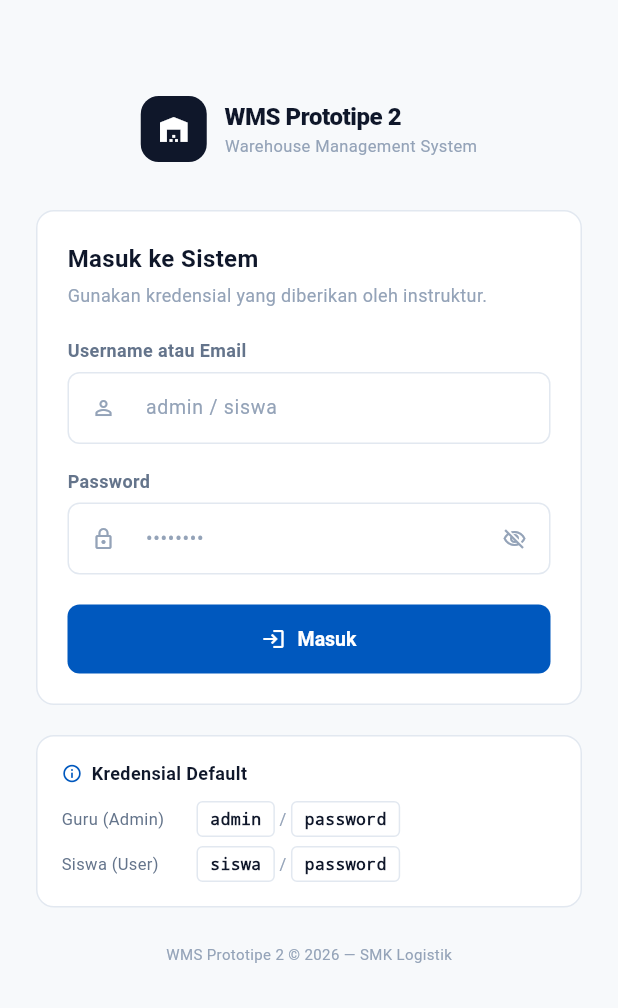
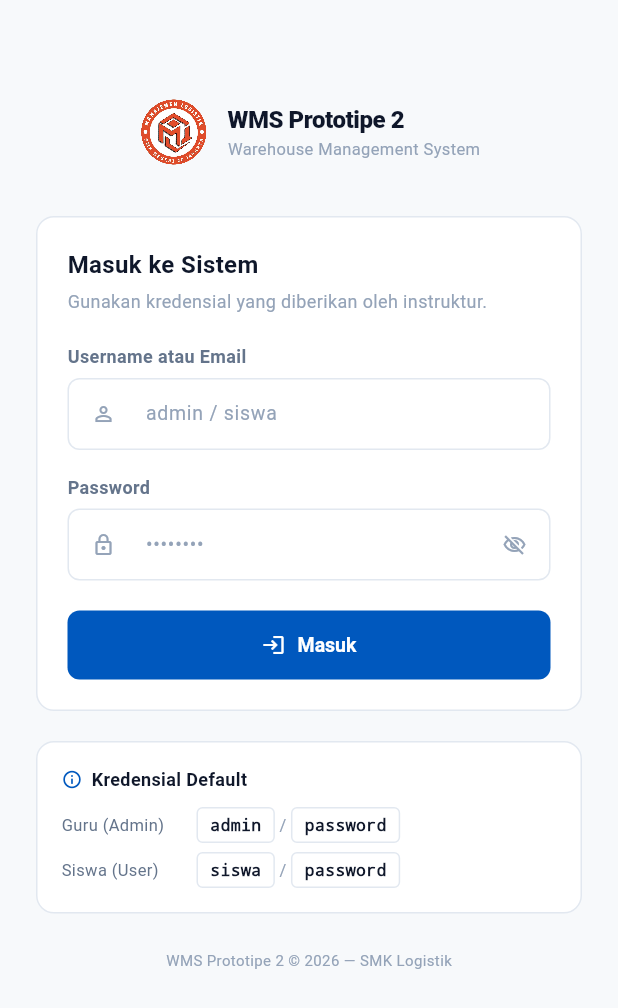
Before and after one commit to KarelKrnlius/wms_flutter, a Flutter app: the screen it shows after launch, on a phone screen of 412 x 824 dp. Shown: the top 1008 px of the screen. Run offline on Flutter 3.47's test engine with Material 3 defaults, Android fonts, the phone set to English and light mode, and no system bars; our stand-ins replace file_picker, fl_chart, shared_preferences.

Commit message:
Fix : add logo for this project

```diff
--- a/lib/screens/auth/login_screen.dart
+++ b/lib/screens/auth/login_screen.dart
@@ -4,6 +4,7 @@ import '../../services/api_service.dart';
 import '../../services/auth_service.dart';
 import '../../main_scaffold.dart';
 import '../../widgets/common_widgets.dart';
+import '../../widgets/wms_logo.dart';
 import 'student_identity_dialog.dart';
 
 /// LoginScreen - Halaman login WMS Flutter
@@ -99,19 +100,7 @@ class _LoginScreenState extends State<LoginScreen> {
                 Row(
                   mainAxisAlignment: MainAxisAlignment.center,
                   children: [
-                    Container(
-                      width: 44,
-                      height: 44,
-                      decoration: BoxDecoration(
-                        color: AppColors.dark,
-                        borderRadius: BorderRadius.circular(12),
-                      ),
-                      child: const Icon(
-                        Icons.warehouse,
-                        color: Colors.white,
-                        size: 22,
-                      ),
-                    ),
+                    const WmsLogo(size: 48),
                     const SizedBox(width: 12),
                     const Column(
                       crossAxisAlignment: CrossAxisAlignment.start,
@@ -383,19 +372,7 @@ class _DesktopLoginHero extends StatelessWidget {
               crossAxisAlignment: CrossAxisAlignment.start,
               mainAxisAlignment: MainAxisAlignment.center,
               children: [
-                Container(
-                  width: 64,
-                  height: 64,
-                  decoration: BoxDecoration(
-                    color: AppColors.primary,
-                    borderRadius: BorderRadius.circular(18),
-                  ),
-                  child: const Icon(
-                    Icons.warehouse,
-                    size: 32,
-                    color: Colors.white,
-                  ),
-                ),
+                const WmsLogo(size: 84),
                 const SizedBox(height: 32),
                 const Text(
                   'Warehouse Management\nSystem',
--- /dev/null
+++ b/lib/widgets/wms_logo.dart
@@ -0,0 +1,18 @@
+import 'package:flutter/material.dart';
+
+class WmsLogo extends StatelessWidget {
+  const WmsLogo({super.key, required this.size});
+
+  final double size;
+
+  @override
+  Widget build(BuildContext context) => SizedBox.square(
+    dimension: size,
+    child: Image.asset(
+      'assets/images/wms_logo.png',
+      fit: BoxFit.contain,
+      filterQuality: FilterQuality.high,
+      semanticLabel: 'Logo Manajemen Logistik SMK Negeri 20 Jakarta',
+    ),
+  );
+}
--- a/pubspec.yaml
+++ b/pubspec.yaml
@@ -24,3 +24,5 @@ dev_dependencies:
 
 flutter:
   uses-material-design: true
+  assets:
+    - assets/images/wms_logo.png
```
Also changed, not shown: lib/main_scaffold.dart (+2 -9 lines), assets/images/wms_logo.png (added), 33 other files.
